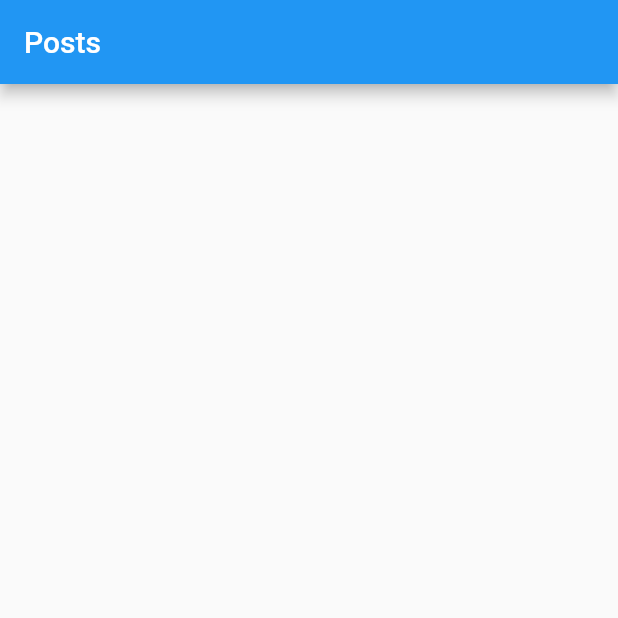
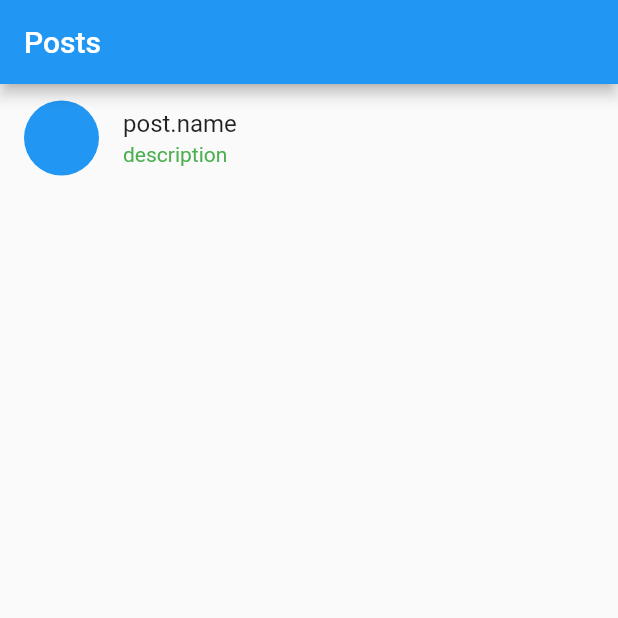
Before and after one commit to L-Nicolas/flutter_firebase_app, a Flutter app: the screen it shows after launch, on a phone screen of 412 x 824 dp, the top half of it. Run offline on Flutter 3.47's test engine with Material 2 defaults, Android fonts, the phone set to English and light mode, and no system bars.

```diff
--- a/lib/main.dart
+++ b/lib/main.dart
@@ -1,7 +1,13 @@
 import 'package:flutter/material.dart';
+import 'package:tp_flutter_firebase/posts_screen/data_sources/local_posts_data_source.dart';
+import 'package:tp_flutter_firebase/posts_screen/data_sources/remote_posts_data_source.dart';
+import 'package:tp_flutter_firebase/posts_screen/posts_repository_provider.dart';
 import 'package:tp_flutter_firebase/posts_screen/posts_screen.dart';
+import 'package:tp_flutter_firebase/posts_screen/repository/posts_repository.dart';
 
 void main() {
+  const apiBaseUrl = String.fromEnvironment('API_BASE_URL', defaultValue: 'test');
+  debugPrint('API_BASE_URL: $apiBaseUrl');
   runApp(const MyApp());
 }
 
@@ -10,8 +16,13 @@ class MyApp extends StatelessWidget {
 
   @override
   Widget build(BuildContext context) {
-    return MaterialApp(
-      title: 'Flutter Demo',
+    return PostsRepositoryProvider(
+        postsRepository: PostsRepository(
+        localDataSource: LocalPostsDataSource(),
+        remoteDataSource: RemotePostsDataSource(),
+      ),
+      child: MaterialApp(
+        debugShowCheckedModeBanner: false,
         theme: ThemeData(
           textTheme: const TextTheme(
             bodySmall: TextStyle(
@@ -23,6 +34,7 @@ class MyApp extends StatelessWidget {
         routes: {
           '/': (context) => const PostsScreen(),
         },
+      )
     );
   }
 }
--- /dev/null
+++ b/lib/posts_screen/posts_repository_provider.dart
@@ -0,0 +1,24 @@
+import 'package:flutter/material.dart';
+import 'package:tp_flutter_firebase/posts_screen/repository/posts_repository.dart';
+
+class PostsRepositoryProvider extends InheritedWidget {
+  const PostsRepositoryProvider({
+    Key? key,
+    required Widget child,
+    required this.postsRepository,
+  }) : super(key: key, child: child);
+
+
+  final PostsRepository postsRepository;
+
+  static PostsRepositoryProvider of(BuildContext context) {
+    final PostsRepositoryProvider? result = context.dependOnInheritedWidgetOfExactType<PostsRepositoryProvider>();
+    assert(result != null, 'No PostsRepositoryProvider found in context');
+    return result!;
+  }
+
+  @override
+  bool updateShouldNotify(PostsRepositoryProvider old) {
+    return true;
+  }
+}
--- a/lib/posts_screen/posts_screen.dart
+++ b/lib/posts_screen/posts_screen.dart
@@ -14,7 +14,7 @@ class PostsScreen extends StatelessWidget {
               title: const Text('Posts'),
             ),
             body: ListView.builder(
-                itemCount: 0,//posts.length,
+                itemCount: 1,//posts.length,
                 itemBuilder: (context, index) {
                   final post = new Post(id: "1", description: "description");//posts[index];
                   return PostItem(
```
Lines whose indentation alone changed are shown as unchanged.
